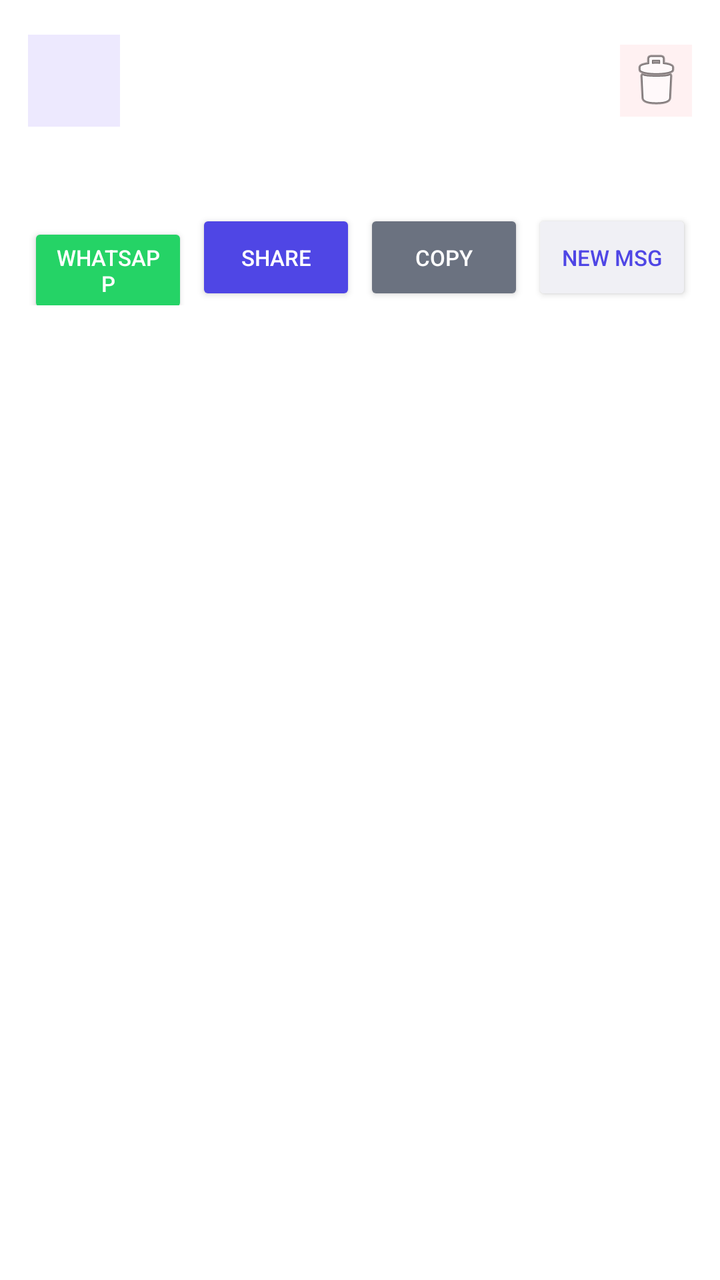
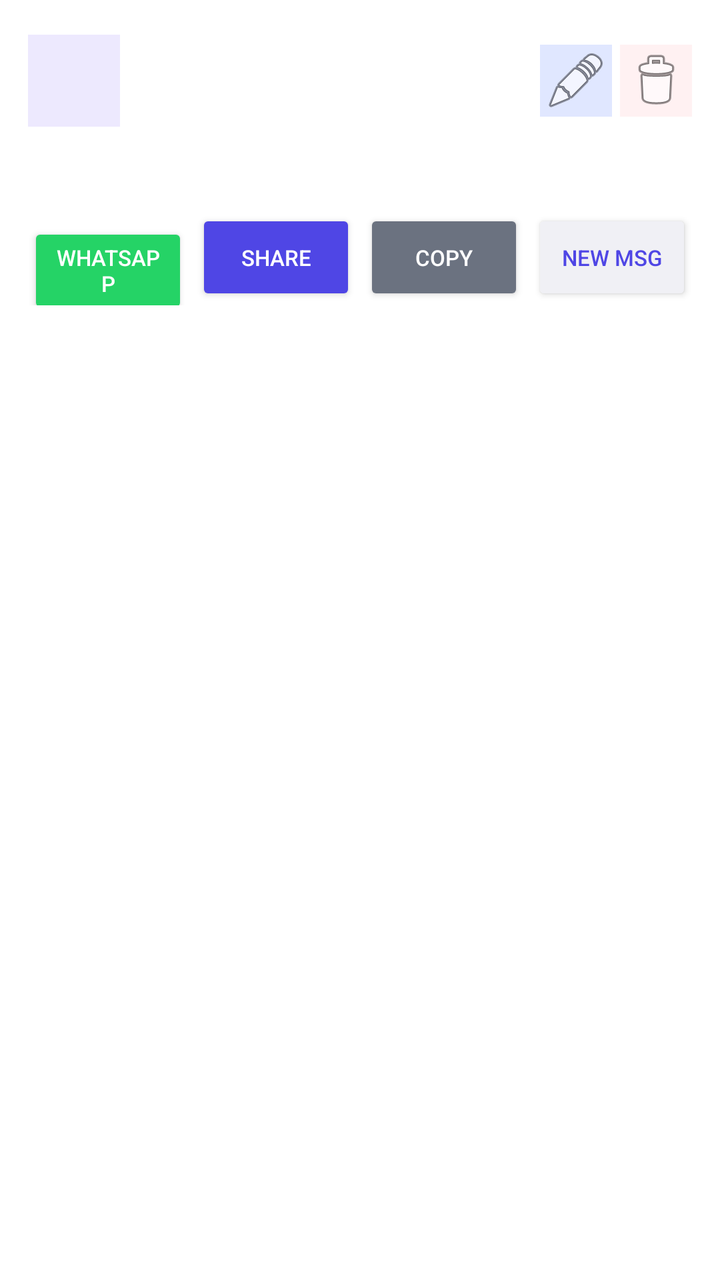

Two renders of the same Android screen: before a commit and after it. Below are the layout's source before the change and the commit's diff.
<!-- AndroidManifest.xml: application theme Theme.WellWisher -->
<!-- res/layout/item_contact.xml -->
<?xml version="1.0" encoding="utf-8"?>
<LinearLayout xmlns:android="http://schemas.android.com/apk/res/android"
    android:layout_width="match_parent"
    android:layout_height="wrap_content"
    android:orientation="vertical"
    android:background="#FFFFFF"
    android:padding="14dp"
    android:layout_marginBottom="8dp"
    android:layout_marginHorizontal="8dp">
    <LinearLayout
        android:layout_width="match_parent"
        android:layout_height="wrap_content"
        android:gravity="center_vertical">
        <TextView
            android:id="@+id/tvAvatar"
            android:layout_width="46dp"
            android:layout_height="46dp"
            android:gravity="center"
            android:textSize="16sp"
            android:textStyle="bold"
            android:textColor="#4f46e5"
            android:background="#ede9fe"
            android:layout_marginEnd="12dp"/>
        <LinearLayout
            android:layout_width="0dp"
            android:layout_height="wrap_content"
            android:layout_weight="1"
            android:orientation="vertical">
            <TextView
                android:id="@+id/tvName"
                android:layout_width="wrap_content"
                android:layout_height="wrap_content"
                android:textSize="15sp"
                android:textStyle="bold"
                android:textColor="#1a1a1a"/>
            <TextView
                android:id="@+id/tvMeta"
                android:layout_width="wrap_content"
                android:layout_height="wrap_content"
                android:textSize="12sp"
                android:textColor="#6b7280"/>
            <TextView
                android:id="@+id/tvDays"
                android:layout_width="wrap_content"
                android:layout_height="wrap_content"
                android:textSize="12sp"
                android:textColor="#4f46e5"/>
        </LinearLayout>
        <ImageButton
            android:id="@+id/btnDelete"
            android:layout_width="36dp"
            android:layout_height="36dp"
            android:src="@android:drawable/ic_menu_delete"
            android:background="#fff1f2"/>
    </LinearLayout>
    <TextView
        android:id="@+id/tvWish"
        android:layout_width="match_parent"
        android:layout_height="wrap_content"
        android:textSize="13sp"
        android:textColor="#4b5563"
        android:textStyle="italic"
        android:layout_marginTop="10dp"/>
    <LinearLayout
        android:layout_width="match_parent"
        android:layout_height="wrap_content"
        android:orientation="horizontal"
        android:layout_marginTop="10dp">
        <Button
            android:id="@+id/btnWhatsApp"
            android:layout_width="0dp"
            android:layout_height="wrap_content"
            android:layout_weight="1"
            android:text="WhatsApp"
            android:backgroundTint="#25D366"
            android:textColor="#FFFFFF"
            android:textSize="11sp"
            android:layout_marginEnd="4dp"/>
        <Button
            android:id="@+id/btnShare"
            android:layout_width="0dp"
            android:layout_height="wrap_content"
            android:layout_weight="1"
            android:text="Share"
            android:backgroundTint="#4f46e5"
            android:textColor="#FFFFFF"
            android:textSize="11sp"
            android:layout_marginEnd="4dp"/>
        <Button
            android:id="@+id/btnCopy"
            android:layout_width="0dp"
            android:layout_height="wrap_content"
            android:layout_weight="1"
            android:text="Copy"
            android:backgroundTint="#6b7280"
            android:textColor="#FFFFFF"
            android:textSize="11sp"
            android:layout_marginEnd="4dp"/>
        <Button
            android:id="@+id/btnRefresh"
            android:layout_width="0dp"
            android:layout_height="wrap_content"
            android:layout_weight="1"
            android:text="New Msg"
            android:backgroundTint="#f0f0f5"
            android:textColor="#4f46e5"
            android:textSize="11sp"/>
    </LinearLayout>
</LinearLayout>
<!-- resources referenced by this layout -->
<resources>
  <style name="Theme.WellWisher" parent="Theme.MaterialComponents.DayNight.DarkActionBar">
          <item name="colorPrimary">#4f46e5</item>
          <item name="colorPrimaryVariant">#3730a3</item>
          <item name="colorOnPrimary">#FFFFFF</item>
          <item name="colorSecondary">#7c3aed</item>
          <item name="colorOnSecondary">#FFFFFF</item>
          <item name="android:statusBarColor">?attr/colorPrimaryVariant</item>
      </style>
</resources>

<!-- the commit's change to res/layout/item_contact.xml (unified diff, before → after) -->
@@ -7,10 +7,12 @@
     android:padding="14dp"
     android:layout_marginBottom="8dp"
     android:layout_marginHorizontal="8dp">
+
     <LinearLayout
         android:layout_width="match_parent"
         android:layout_height="wrap_content"
         android:gravity="center_vertical">
+
         <TextView
             android:id="@+id/tvAvatar"
             android:layout_width="46dp"
@@ -21,11 +23,13 @@
             android:textColor="#4f46e5"
             android:background="#ede9fe"
             android:layout_marginEnd="12dp"/>
+
         <LinearLayout
             android:layout_width="0dp"
             android:layout_height="wrap_content"
             android:layout_weight="1"
             android:orientation="vertical">
+
             <TextView
                 android:id="@+id/tvName"
                 android:layout_width="wrap_content"
@@ -33,12 +37,14 @@
                 android:textSize="15sp"
                 android:textStyle="bold"
                 android:textColor="#1a1a1a"/>
+
             <TextView
                 android:id="@+id/tvMeta"
                 android:layout_width="wrap_content"
                 android:layout_height="wrap_content"
                 android:textSize="12sp"
                 android:textColor="#6b7280"/>
+
             <TextView
                 android:id="@+id/tvDays"
                 android:layout_width="wrap_content"
@@ -46,13 +52,29 @@
                 android:textSize="12sp"
                 android:textColor="#4f46e5"/>
         </LinearLayout>
-        <ImageButton
-            android:id="@+id/btnDelete"
-            android:layout_width="36dp"
-            android:layout_height="36dp"
-            android:src="@android:drawable/ic_menu_delete"
-            android:background="#fff1f2"/>
+
+        <LinearLayout
+            android:layout_width="wrap_content"
+            android:layout_height="wrap_content"
+            android:orientation="horizontal">
+
+            <ImageButton
+                android:id="@+id/btnEdit"
+                android:layout_width="36dp"
+                android:layout_height="36dp"
+                android:src="@android:drawable/ic_menu_edit"
+                android:background="#e0e7ff"
+                android:layout_marginEnd="4dp"/>
+
+            <ImageButton
+                android:id="@+id/btnDelete"
+                android:layout_width="36dp"
+                android:layout_height="36dp"
+                android:src="@android:drawable/ic_menu_delete"
+                android:background="#fff1f2"/>
+        </LinearLayout>
     </LinearLayout>
+
     <TextView
         android:id="@+id/tvWish"
         android:layout_width="match_parent"
@@ -61,11 +83,13 @@
         android:textColor="#4b5563"
         android:textStyle="italic"
         android:layout_marginTop="10dp"/>
+
     <LinearLayout
         android:layout_width="match_parent"
         android:layout_height="wrap_content"
         android:orientation="horizontal"
         android:layout_marginTop="10dp">
+
         <Button
             android:id="@+id/btnWhatsApp"
             android:layout_width="0dp"
@@ -76,6 +100,7 @@
             android:textColor="#FFFFFF"
             android:textSize="11sp"
             android:layout_marginEnd="4dp"/>
+
         <Button
             android:id="@+id/btnShare"
             android:layout_width="0dp"
@@ -86,6 +111,7 @@
             android:textColor="#FFFFFF"
             android:textSize="11sp"
             android:layout_marginEnd="4dp"/>
+
         <Button
             android:id="@+id/btnCopy"
             android:layout_width="0dp"
@@ -96,6 +122,7 @@
             android:textColor="#FFFFFF"
             android:textSize="11sp"
             android:layout_marginEnd="4dp"/>
+
         <Button
             android:id="@+id/btnRefresh"
             android:layout_width="0dp"
@@ -105,5 +132,6 @@
             android:backgroundTint="#f0f0f5"
             android:textColor="#4f46e5"
             android:textSize="11sp"/>
+
     </LinearLayout>
 </LinearLayout>
